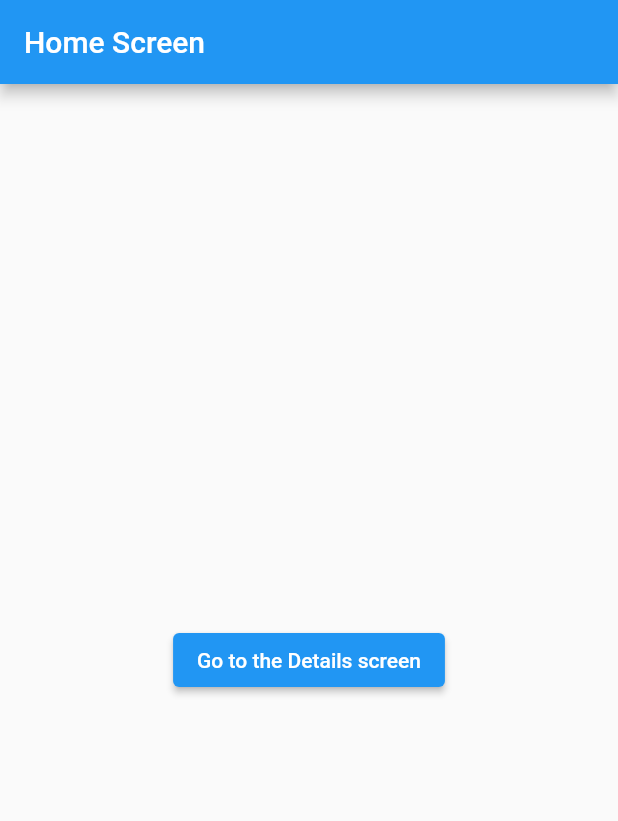
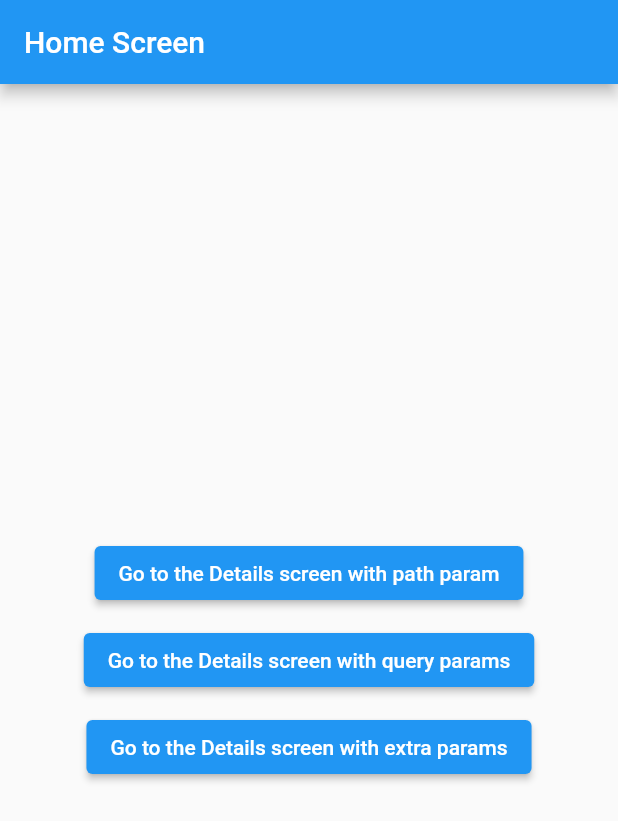
Before and after one commit to osamaasifoak/go_router_sample_app, a Flutter app: the screen it shows after launch, on a phone screen of 412 x 824 dp. Shown: the top 821 px of the screen. Run offline on Flutter 3.47's test engine with Material 2 defaults, Android fonts, the phone set to English and light mode, and no system bars; our stand-ins replace go_router.

Commit message:
* Param routes added

```diff
--- a/lib/routes/app_routes.dart
+++ b/lib/routes/app_routes.dart
@@ -12,9 +12,30 @@ final GoRouter appRoutes = GoRouter(
       },
       routes: <RouteBase>[
         GoRoute(
-          path: 'details',
+          path: 'details/:name',
           builder: (BuildContext context, GoRouterState state) {
-            return const DetailScreen();
+            final name = state.params['name']!;
+            return DetailScreen(
+              name: name,
+            );
+          },
+        ),
+        GoRoute(
+          path: 'detailsQueryParam',
+          builder: (BuildContext context, GoRouterState state) {
+            final name = state.queryParams['name']!;
+            return DetailScreen(
+              name: name,
+            );
+          },
+        ),
+        GoRoute(
+          path: 'detailsWithExtraParam',
+          builder: (BuildContext context, GoRouterState state) {
+            final name = state.extra! as String;
+            return DetailScreen(
+              name: name,
+            );
           },
         ),
       ],
--- a/lib/screens/detail_screen.dart
+++ b/lib/screens/detail_screen.dart
@@ -3,12 +3,13 @@ import 'package:go_router/go_router.dart';
 
 class DetailScreen extends StatelessWidget {
   /// Constructs a [DetailsScreen]
-  const DetailScreen({Key? key}) : super(key: key);
+  const DetailScreen({Key? key, required this.name}) : super(key: key);
+  final String name;
 
   @override
   Widget build(BuildContext context) {
     return Scaffold(
-      appBar: AppBar(title: const Text('Details Screen')),
+      appBar: AppBar(title: Text('Hi, $name')),
       body: Center(
         child: Column(
           mainAxisAlignment: MainAxisAlignment.center,
--- a/lib/screens/home_screen.dart
+++ b/lib/screens/home_screen.dart
@@ -14,8 +14,22 @@ class HomeScreen extends StatelessWidget {
           mainAxisAlignment: MainAxisAlignment.center,
           children: <Widget>[
             ElevatedButton(
-              onPressed: () => context.go('/details'),
-              child: const Text('Go to the Details screen'),
+              onPressed: () => context.go('/details/Osama'),
+              child: const Text('Go to the Details screen with path param'),
+            ),
+            const SizedBox(
+              height: 10,
+            ),
+            ElevatedButton(
+              onPressed: () => context.go('/detailsQueryParam?name=Osama'),
+              child: const Text('Go to the Details screen with query params'),
+            ),
+            const SizedBox(
+              height: 10,
+            ),
+            ElevatedButton(
+              onPressed: () => context.go('/detailsWithExtraParam', extra: "Osama"),
+              child: const Text('Go to the Details screen with extra params'),
             ),
           ],
         ),
```
